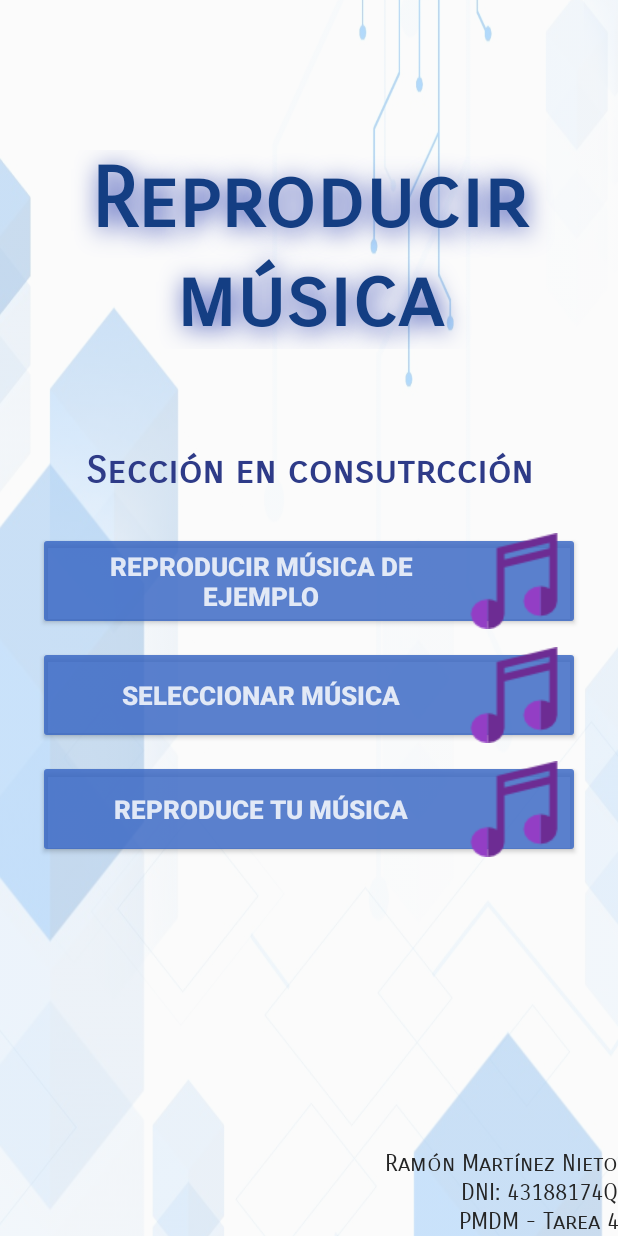
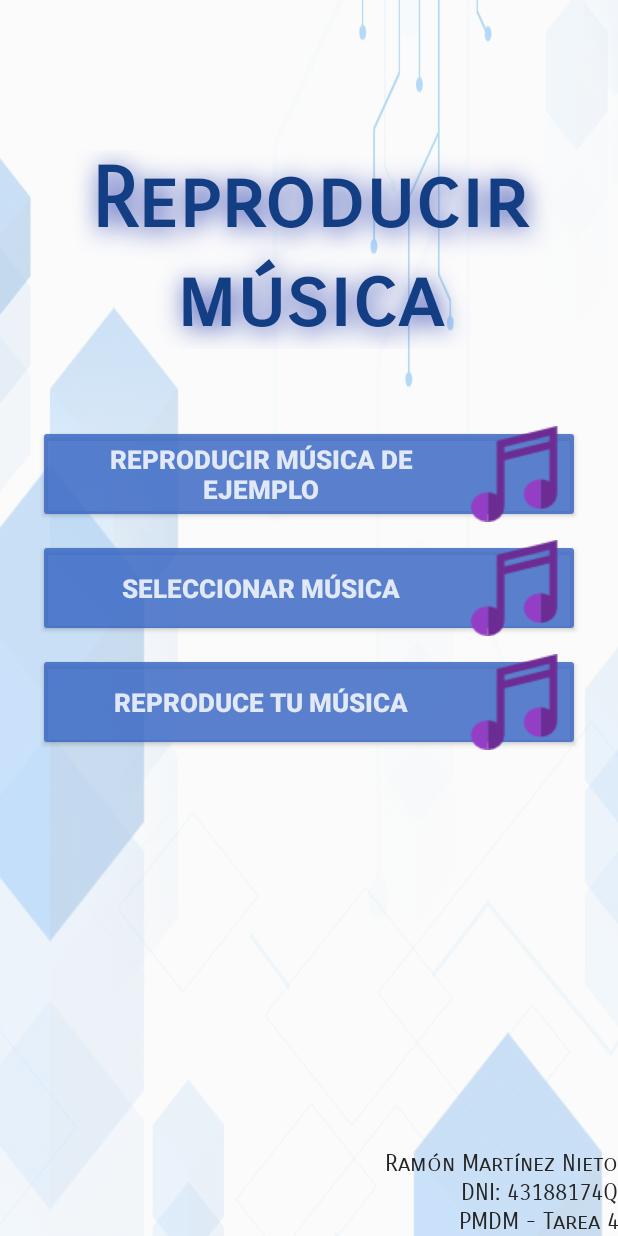
Before and after one commit to RamonMartinezNieto/ElGranReproductor, an Android app: the opciones_reproducir_musica screen opened directly, with no data from a screen before it, on a phone screen of 412 x 824 dp. Run offline under Robolectric (Android 15) with nearby library versions, the light colour scheme and no system bars.

Commit message:
Land reproducir música modificado

```diff
--- a/app/src/main/java/com/foc/reproductorvideo/music/musica_cargar/CancioneCargar.java
+++ b/app/src/main/java/com/foc/reproductorvideo/music/musica_cargar/CancioneCargar.java
@@ -1,8 +1,6 @@
 package com.foc.reproductorvideo.music.musica_cargar;
 
 import android.graphics.Bitmap;
-import android.net.Uri;
-import android.widget.ImageView;
 
 public class CancioneCargar {
 
@@ -18,7 +16,6 @@ public class CancioneCargar {
         this.titulo=songTitle;
         this.artista=songArtist;
         this.iconoMusica = iconoMusica;
-
         this.uriCancion = path;
     }
 
--- a/app/src/main/res/layout-land/activity_reproducir_musica.xml
+++ b/app/src/main/res/layout-land/activity_reproducir_musica.xml
@@ -18,12 +18,7 @@
                 style="@style/titulos_land"
                 android:text="@string/boton_reproducir_audio" />
 
-            <TextView
-                android:id="@+id/textView2"
-                style="@style/subtitulo_land"
-                android:text="@string/seccion_construcción" />
-
-            <Button
+                   <Button
                 android:id="@+id/buttonMusicaEjemplo"
                 style="@style/botones_musica"
                 android:text="@string/musica_ejemplo" />
@@ -32,8 +27,13 @@
                 android:id="@+id/buttonMusicaSeleccion"
                 style="@style/botones_musica"
                 android:text="@string/musica_seleeccion" />
+            <Button
+                android:id="@+id/buttonMusicaCargarArchivos"
+                style="@style/botones_musica"
+                android:text="@string/musica_cargar"
+                />
 
-            <include layout="@layout/datos_autor"/>
+
 
 
         </LinearLayout>
--- a/app/src/main/res/layout/activity_cargar_canciones_archivos.xml
+++ b/app/src/main/res/layout/activity_cargar_canciones_archivos.xml
@@ -4,7 +4,8 @@
     xmlns:tools="http://schemas.android.com/tools"
     android:layout_width="match_parent"
     android:layout_height="match_parent"
-    tools:context=".video.reproductor_video_ejemplo">
+    tools:context=".video.reproductor_video_ejemplo"
+    android:keepScreenOn="true" >
 
     <include
         android:id="@+id/include"
--- a/app/src/main/res/layout/activity_reproducir_musica.xml
+++ b/app/src/main/res/layout/activity_reproducir_musica.xml
@@ -18,10 +18,7 @@
                 style="@style/titulos"
                 android:text="@string/boton_reproducir_audio" />
 
-            <TextView
-                android:id="@+id/textView2"
-                style="@style/subtitulo"
-                android:text="@string/seccion_construcción" />
+
 
             <Button
                 android:id="@+id/buttonMusicaEjemplo"
```
Also changed, not shown: app/src/main/java/com/foc/reproductorvideo/music/musica_cargar/adaptador_musica_cargar.java (+14 -0 lines), app/src/main/res/layout-land/activity_cargar_canciones_archivos.xml (+36 -4 lines).
